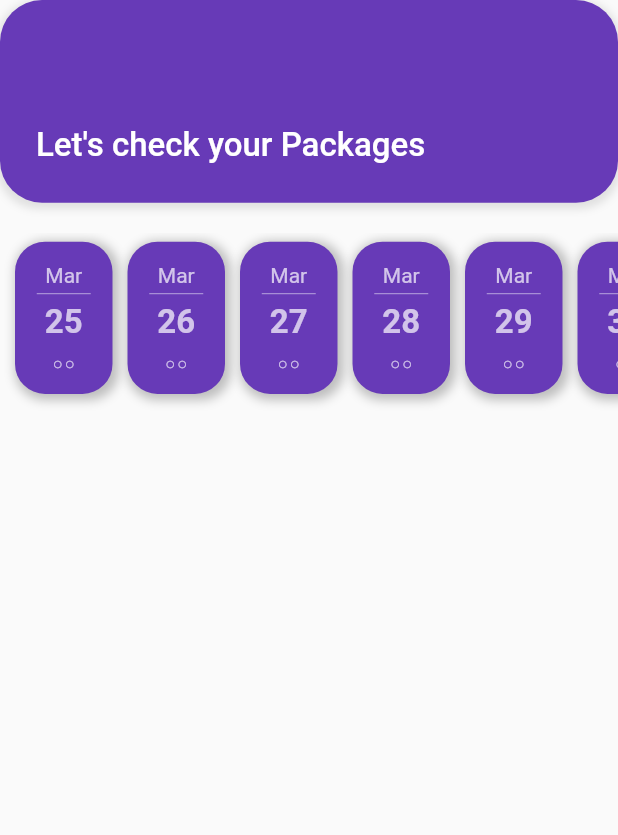
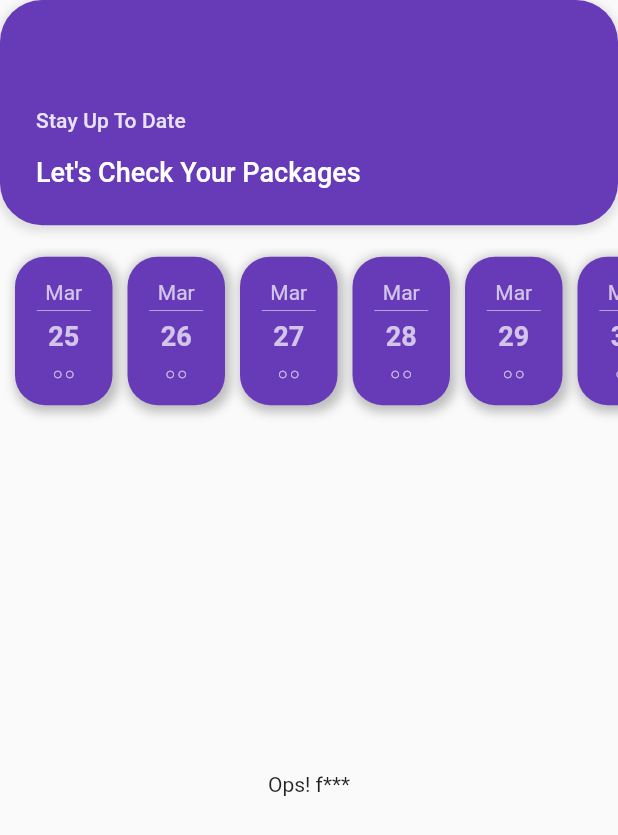
Before and after one commit to DG-Tarek/WeeWee-Delivery, a Flutter app: the CalenderScreen screen opened directly, on a phone screen of 412 x 824 dp. Shown: the top 835 px of the screen. Run offline on Flutter 3.47's test engine with Material 2 defaults, Android fonts, the phone set to English and light mode, and no system bars; our stand-ins replace animated_text_kit, dropdown_button2, flutter_bloc, flutter_datetime_picker, flutter_screenutil, salomon_bottom_bar and 2 more; missing offline and left inert: circular_menu.

Commit message:
calender screen

```diff
--- a/lib/src/trader/screens/calender/calender_screen.dart
+++ b/lib/src/trader/screens/calender/calender_screen.dart
@@ -36,14 +36,17 @@ class _CalenderScreenState extends State<CalenderScreen> {
                   crossAxisAlignment: CrossAxisAlignment.start,
                   children: [
                     SizedBox(height: height*.0875,),
-                    SizedBox(height: 12,),
-                    Text("Let's check your Packages ", style: Theme.of(context).textTheme.titleLarge!.copyWith(color: Colors.white , fontWeight: FontWeight.w500, fontSize: 22),),
+                    Text("Stay Up To Date", style: Theme.of(context).textTheme.titleSmall!.copyWith(color: Colors.white.withOpacity(.85)),),
+                    const SizedBox(height: 16,),
+                    Text("Let's Check Your Packages ", style: Theme.of(context).textTheme.titleLarge!.copyWith(color: Colors.white , fontWeight: FontWeight.w500, fontSize: 18),),
                     const  SizedBox(height: 25,),
                   ],
                 ),
               ),
-              SizedBox(height: 20,),
+              const SizedBox(height: 15,),
               Calender(),
+              const SizedBox(height: 215,),
+               Text("Ops! f***")
             ],
       ),
     );
@@ -71,7 +74,7 @@ class _CalenderState extends State<Calender> {
       days.add(DateFormat.MMMd().format(today.add( Duration(days: i))));
     }
     return SizedBox(
-      height: 137.5,
+      height: 135,
       child: ListView.builder(
           itemCount: days.length,
           scrollDirection: Axis.horizontal,
@@ -104,11 +107,11 @@ class _CalenderState extends State<Calender> {
               child: Column(
                 mainAxisSize: MainAxisSize.min,
                 children: [
-                  Text(day[0], style: TextStyle(color: days[index] == _selectedDay ? Colors.white : Colors.white70, fontWeight: FontWeight.w400),),
+                  Text(day[0], style: TextStyle(fontSize:14 ,color: days[index] == _selectedDay ? Colors.white : Colors.white70, fontWeight: FontWeight.w400),),
                   SizedBox(height: 4,),
                   Container(height: .5,width : 36 ,color: days[index] == _selectedDay ? Colors.white : Colors.white70,),
                   SizedBox(height: 6,),
-                  Text(day[1], style: TextStyle(color: days[index] == _selectedDay ? Colors.white: Colors.white70, fontWeight: FontWeight.w700, fontSize: 22),),
+                  Text(day[1], style: TextStyle(color: days[index] == _selectedDay ? Colors.white: Colors.white70, fontWeight: FontWeight.w600, fontSize: 18),),
                   SizedBox(height:10,),
                   SizedBox(
                     height: 10,
```
